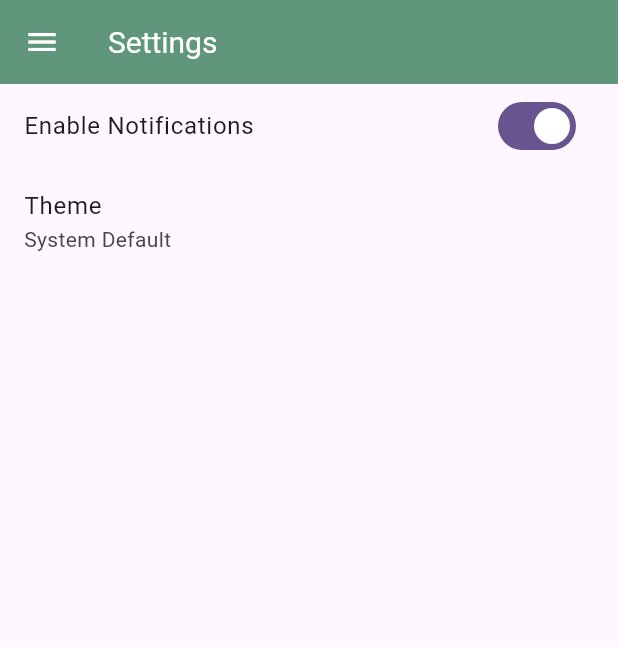
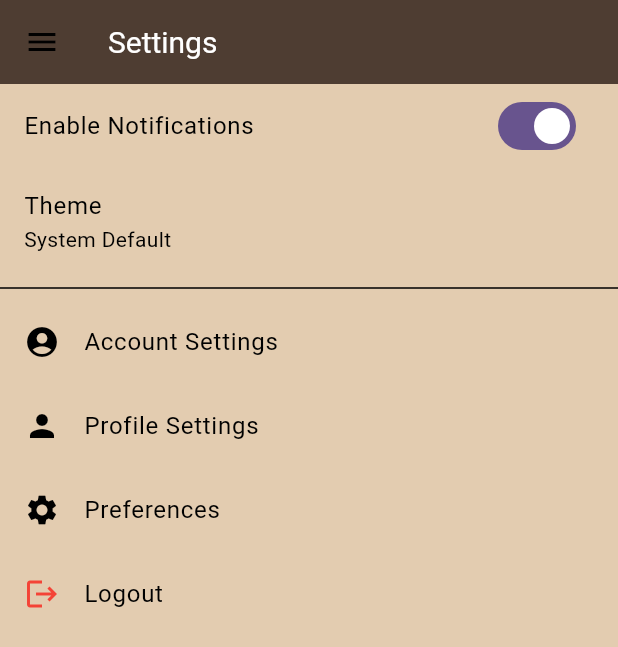
Before and after one commit to VoxMonstra/CSC-4610-Web-Warriors, a Flutter app: the SettingsScreen screen opened by its route, on a phone screen of 412 x 824 dp. Shown: the top 647 px of the screen. Run offline on Flutter 3.47's test engine with Material 3 defaults, Android fonts, the light colour scheme and no system bars; our stand-ins replace google_fonts, shared_preferences; accounts and stored records are empty.

Commit message:
feat: large changing of settings and new page creation

```diff
--- a/src/lib/screens/settings.dart
+++ b/src/lib/screens/settings.dart
@@ -1,4 +1,7 @@
 import 'package:flutter/material.dart';
+import 'account_settings.dart';
+import 'preferences.dart';
+import 'profile_settings.dart';
 import '../widgets/drawer.dart';
 
 class SettingsScreen extends StatefulWidget {
@@ -19,20 +22,24 @@ class _SettingsScreenState extends State<SettingsScreen> {
       _themeMode = mode;
     });
 
-    widget.onThemeChanged(mode); // ✅ Call function to update global theme
+    widget.onThemeChanged(mode);
   }
 
   @override
   Widget build(BuildContext context) {
     return Scaffold(
-      appBar: AppBar(title: const Text('Settings'),
-      iconTheme: IconThemeData(color: Colors.white),
+      appBar: AppBar(
+        title: const Text('Settings'),
+        iconTheme: const IconThemeData(color: Colors.black),
+        backgroundColor: Color(0xFF4E3D32),
       ),
-      drawer: AppDrawer(currPage: Text("settings")),
-      body: ListView(
+      drawer: AppDrawer(currPage: const Text("settings")),
+      body: Container(
+        color: Color(0xFFE3CCB0),
+        child: ListView(
           children: [
             SwitchListTile(
-            title: const Text('Enable Notifications'),
+              title: const Text('Enable Notifications', style: TextStyle(color: Colors.black)),
               value: _notificationsEnabled,
               onChanged: (value) {
                 setState(() {
@@ -41,13 +48,14 @@ class _SettingsScreenState extends State<SettingsScreen> {
               },
             ),
             ListTile(
-            title: const Text('Theme'),
+              title: const Text('Theme', style: TextStyle(color: Colors.black)),
               subtitle: Text(
                 _themeMode == ThemeMode.light
                     ? 'Light'
                     : _themeMode == ThemeMode.dark
                         ? 'Dark'
                         : 'System Default',
+                style: const TextStyle(color: Colors.black),
               ),
               onTap: () {
                 showModalBottomSheet(
@@ -59,21 +67,21 @@ class _SettingsScreenState extends State<SettingsScreen> {
                         ListTile(
                           title: const Text('Light Mode'),
                           onTap: () {
-                          _changeTheme(ThemeMode.light); // ✅ Apply change globally
+                            _changeTheme(ThemeMode.light);
                             Navigator.pop(context);
                           },
                         ),
                         ListTile(
                           title: const Text('Dark Mode'),
                           onTap: () {
-                          _changeTheme(ThemeMode.dark); // ✅ Apply change globally
+                            _changeTheme(ThemeMode.dark);
                             Navigator.pop(context);
                           },
                         ),
                         ListTile(
                           title: const Text('System Default'),
                           onTap: () {
-                          _changeTheme(ThemeMode.system); // ✅ Apply change globally
+                            _changeTheme(ThemeMode.system);
                             Navigator.pop(context);
                           },
                         ),
@@ -83,8 +91,67 @@ class _SettingsScreenState extends State<SettingsScreen> {
                 );
               },
             ),
+            const Divider(color: Colors.black),
+
+            ListTile(
+              title: const Text('Account Settings', style: TextStyle(color: Colors.black)),
+              leading: const Icon(Icons.account_circle, color: Colors.black),
+              onTap: () {
+                Navigator.push(context, MaterialPageRoute(builder: (context) => const AccountSettingsScreen()));
+              },
+            ),
+
+            ListTile(
+              title: const Text('Profile Settings', style: TextStyle(color: Colors.black)),
+              leading: const Icon(Icons.person, color: Colors.black),
+              onTap: () {
+                Navigator.push(context, MaterialPageRoute(builder: (context) => const ProfileSettingsScreen()));
+              },
+            ),
+
+            ListTile(
+              title: const Text('Preferences', style: TextStyle(color: Colors.black)),
+              leading: const Icon(Icons.settings, color: Colors.black),
+              onTap: () {
+                Navigator.push(context, MaterialPageRoute(builder: (context) => const PreferencesScreen()));
+              },
+            ),
+
+            ListTile(
+              title: const Text('Logout', style: TextStyle(color: Colors.black)),
+              leading: const Icon(Icons.logout, color: Colors.red),
+              onTap: () {
+                _logout(context);
+              },
+            ),
           ],
+        ),
       ),
     );
   }
+
+  void _logout(BuildContext context) {
+    showDialog(
+      context: context,
+      builder: (context) {
+        return AlertDialog(
+          title: const Text("Logout"),
+          content: const Text("Are you sure you want to logout?"),
+          actions: [
+            TextButton(
+              onPressed: () => Navigator.pop(context),
+              child: const Text("Cancel"),
+            ),
+            TextButton(
+              onPressed: () {
+                Navigator.pop(context);
+                Navigator.pushReplacementNamed(context, '/login');
+              },
+              child: const Text("Logout", style: TextStyle(color: Colors.red)),
+            ),
+          ],
+        );
+      },
+    );
   }
+}
```
Also changed, not shown: src/lib/screens/account_settings.dart (added, +58 -0 lines), src/lib/screens/preferences.dart (added, +19 -0 lines), src/lib/screens/profile_settings.dart (added, +19 -0 lines). Lines whose indentation alone changed are shown as unchanged.
